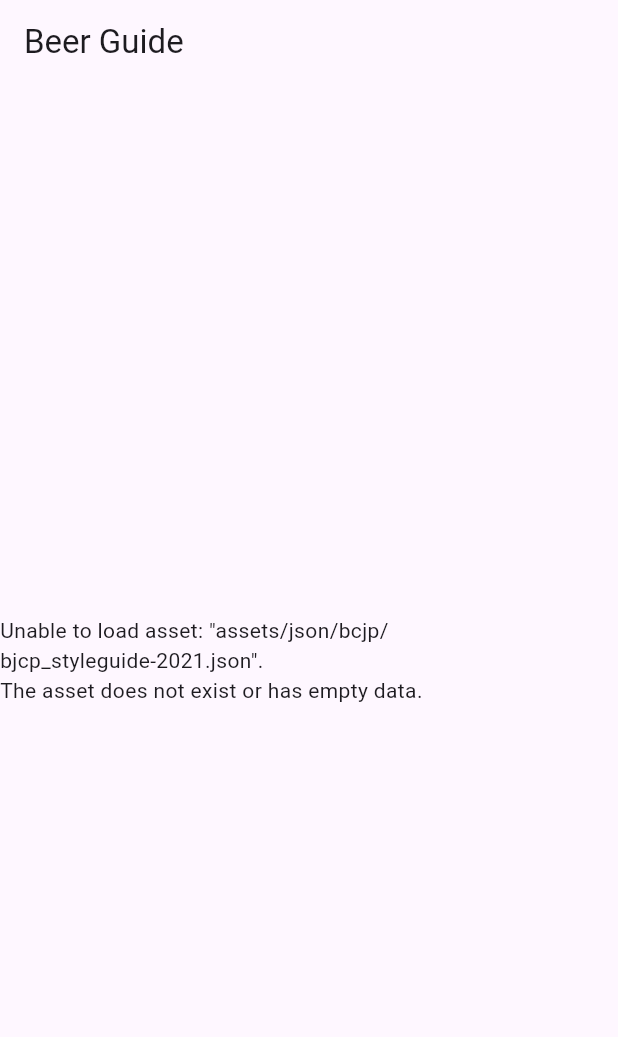
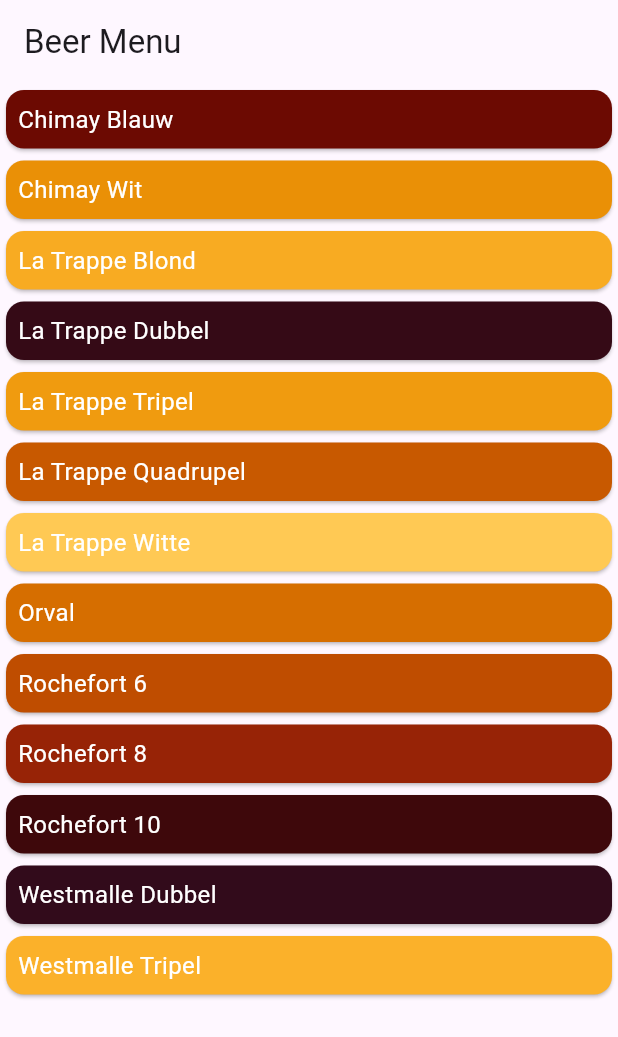
Before and after one commit to hugo-a-garcia/beer_json_app, a Flutter app: the screen it shows after launch, on a phone screen of 412 x 824 dp. Shown: the top 1037 px of the screen. Run offline on Flutter 3.47's test engine with Material 3 defaults, Android fonts, the phone set to English and light mode, and no system bars; our stand-ins replace freezed_annotation.

Commit message:
Adde EBC Beer Color to the JSON and now a basic beer item has the color of the beer int he background. First use of a record for mapping the colors to hex colors.

```diff
--- a/assets/json/beer_menu/beer_menu.json
+++ b/assets/json/beer_menu/beer_menu.json
@@ -4,79 +4,92 @@
       "beer_name": "Chimay Blauw",
       "bar_menu_category": "Trappistenbieren",
       "guide_style_name": "Belgian Dark Strong Ale",
-      "guide_category_name": "Monastic Ale"
+      "guide_category_name": "Monastic Ale",
+      "ebc_color": 60
     },
     {
       "beer_name": "Chimay Wit",
       "bar_menu_category": "Trappistenbieren",
       "guide_style_name": "Belgian Tripel",
-      "guide_category_name": "Monastic Ale"
+      "guide_category_name": "Monastic Ale",
+      "ebc_color": 16
     },
     {
       "beer_name": "La Trappe Blond",
       "bar_menu_category": "Trappistenbieren",
       "guide_style_name": "Belgian Blond Ale",
-      "guide_category_name": "Strong Belgian Ale"
+      "guide_category_name": "Strong Belgian Ale",
+      "ebc_color": 11
     },
     {
       "beer_name": "La Trappe Dubbel",
       "bar_menu_category": "Trappistenbieren",
       "guide_style_name": "Belgian Dubbel",
-      "guide_category_name": "Monastic Ale"
+      "guide_category_name": "Monastic Ale",
+      "ebc_color": 79
     },
     {
       "beer_name": "La Trappe Tripel",
       "bar_menu_category": "Trappistenbieren",
       "guide_style_name": "Belgian Tripel",
-      "guide_category_name": "Monastic Ale"
+      "guide_category_name": "Monastic Ale",
+      "ebc_color": 14
     },
     {
       "beer_name": "La Trappe Quadrupel",
       "bar_menu_category": "Trappistenbieren",
       "guide_style_name": "Belgian Dark Strong Ale",
-      "guide_category_name": "Monastic Ale"
+      "guide_category_name": "Monastic Ale",
+      "ebc_color": 28
     },
     {
       "beer_name": "La Trappe Witte",
       "bar_menu_category": "Trappistenbieren",
       "guide_style_name": "Witbier",
-      "guide_category_name": "Belgian Ale"
+      "guide_category_name": "Belgian Ale",
+      "ebc_color": 6
     },
     {
       "beer_name": "Orval",
       "bar_menu_category": "Trappistenbieren",
       "guide_style_name": "Brett",
-      "guide_category_name": "Monastic Ale"
+      "guide_category_name": "Monastic Ale",
+      "ebc_color": 23
     },
     {
       "beer_name": "Rochefort 6",
       "bar_menu_category": "Trappistenbieren",
       "guide_style_name": "Belgian Dubbel",
-      "guide_category_name": "Monastic Ale"
+      "guide_category_name": "Monastic Ale",
+      "ebc_color": 31
     },
     {
       "beer_name": "Rochefort 8",
       "bar_menu_category": "Trappistenbieren",
       "guide_style_name": "Belgian Dark Strong Ale",
-      "guide_category_name": "Monastic Ale"
+      "guide_category_name": "Monastic Ale",
+      "ebc_color": 45
     },
     {
       "beer_name": "Rochefort 10",
       "bar_menu_category": "Trappistenbieren",
       "guide_style_name": "Belgian Dark Strong Ale",
-      "guide_category_name": "Monastic Ale"
+      "guide_category_name": "Monastic Ale",
+      "ebc_color": 76
     },
     {
       "beer_name": "Westmalle Dubbel",
       "bar_menu_category": "Trappistenbieren",
       "guide_style_name": "Belgian Dubbel",
-      "guide_category_name": "Monastic Ale"
+      "guide_category_name": "Monastic Ale",
+      "ebc_color": 80
     },
     {
       "beer_name": "Westmalle Tripel",
       "bar_menu_category": "Trappistenbieren",
       "guide_style_name": "Belgian Tripel",
-      "guide_category_name": "Monastic Ale"
+      "guide_category_name": "Monastic Ale",
+      "ebc_color": 10
     }
   ]
 }
--- a/assets/json/beer_menu/beer_menu_schema.json
+++ b/assets/json/beer_menu/beer_menu_schema.json
@@ -29,6 +29,10 @@
         "bar_menu_category": {
           "description": "The categroy as it appear on the menu",
           "type": "string"
+        },
+        "ebc_color": {
+          "description": "EBC color",
+          "type": "integer"
         }
       }
     }
--- a/lib/main.dart
+++ b/lib/main.dart
@@ -1,4 +1,4 @@
-import 'package:beer_json_app/widgets/beer_guide_stateful.dart';
+import 'package:beer_json_app/widgets/beer_list.dart';
 import 'package:flutter/material.dart';
 
 void main() {
@@ -11,7 +11,7 @@
   @override
   Widget build(BuildContext context) {
     return const MaterialApp(
-      home: BeerGuideStateful(),
+      home: BeerList(),
     );
   }
 }
--- a/lib/model/beer_menu/beer_menu.dart
+++ b/lib/model/beer_menu/beer_menu.dart
@@ -20,6 +20,7 @@
     @JsonKey(name: 'bar_menu_category') required String barMenuCategory,
     @JsonKey(name: 'guide_style_name') required String guideStyleName,
     @JsonKey(name: 'guide_category_name') required String guideCategoryName,
+    @JsonKey(name: 'ebc_color') required int ebcColor,
   }) = _Beer;
 
   factory Beer.fromJson(Map<String, dynamic> json) => _$BeerFromJson(json);
--- /dev/null
+++ b/lib/model/ebc_colors.dart
@@ -0,0 +1,90 @@
+enum EBC {
+  ebc_0(0xffffe291),
+  ebc_1(0xffffdc80),
+  ebc_2(0xffffe291),
+  ebc_3(0xffffdc80),
+  ebc_4(0xffffd570),
+  ebc_5(0xffffcf62),
+  ebc_6(0xffffc954),
+  ebc_7(0xffffc348),
+  ebc_8(0xffffbd3d),
+  ebc_9(0xfffeb733),
+  ebc_10(0xfffbb12a),
+  ebc_11(0xfff8ab22),
+  ebc_12(0xfff6a61b),
+  ebc_13(0xfff3a014),
+  ebc_14(0xfff09b0f),
+  ebc_15(0xffed950a),
+  ebc_16(0xffea9006),
+  ebc_17(0xffe78b02),
+  ebc_18(0xffe48600),
+  ebc_19(0xffe18100),
+  ebc_20(0xffdf7c00),
+  ebc_21(0xffdc7700),
+  ebc_22(0xffd97300),
+  ebc_23(0xffd66e00),
+  ebc_24(0xffd36a00),
+  ebc_25(0xffd06500),
+  ebc_26(0xffcd6100),
+  ebc_27(0xffcb5d00),
+  ebc_28(0xffc85900),
+  ebc_29(0xffc55500),
+  ebc_30(0xffc25100),
+  ebc_31(0xffbf4d00),
+  ebc_32(0xffbc4a00),
+  ebc_33(0xffb94600),
+  ebc_34(0xffb64300),
+  ebc_35(0xffb43f00),
+  ebc_36(0xffb13c00),
+  ebc_37(0xffae3900),
+  ebc_38(0xffab3600),
+  ebc_39(0xffa83301),
+  ebc_40(0xffa53002),
+  ebc_41(0xffa22d03),
+  ebc_42(0xff9f2a04),
+  ebc_43(0xff9d2805),
+  ebc_44(0xff9a2505),
+  ebc_45(0xff972306),
+  ebc_46(0xff942006),
+  ebc_47(0xff911e06),
+  ebc_48(0xff8e1c07),
+  ebc_49(0xff8b1a07),
+  ebc_50(0xff881807),
+  ebc_51(0xff861606),
+  ebc_52(0xff831406),
+  ebc_53(0xff801306),
+  ebc_54(0xff7d1105),
+  ebc_55(0xff7a1005),
+  ebc_56(0xff770f04),
+  ebc_57(0xff740d04),
+  ebc_58(0xff720c03),
+  ebc_59(0xff6f0b03),
+  ebc_60(0xff6c0a02),
+  ebc_61(0xff690901),
+  ebc_62(0xff660801),
+  ebc_63(0xff630800),
+  ebc_64(0xff600700),
+  ebc_65(0xff5d0700),
+  ebc_66(0xff5b0600),
+  ebc_67(0xff580600),
+  ebc_68(0xff550600),
+  ebc_69(0xff520600),
+  ebc_70(0xff4f0600),
+  ebc_71(0xff4c0601),
+  ebc_72(0xff490602),
+  ebc_73(0xff460703),
+  ebc_74(0xff440705),
+  ebc_75(0xff410708),
+  ebc_76(0xff3e080b),
+  ebc_77(0xff3b090e),
+  ebc_78(0xff380a12),
+  ebc_79(0xff350a16),
+  ebc_80(0xff320b1b);
+
+  const EBC(this.color);
+  final int color;
+
+  int getColorFor(int ebc) {
+    return EBC.values[ebc].color;
+  }
+}
--- a/lib/widgets/beer_guide.dart
+++ /dev/null
@@ -1,20 +0,0 @@
-import 'package:beer_json_app/model/model_storage.dart';
-import 'package:flutter/material.dart';
-
-class BeerGuide extends StatelessWidget {
-  BeerGuide({super.key});
-
-  final List<String> styleNames = getStyleNames();
-
-  @override
-  Widget build(BuildContext context) {
-    return Scaffold(
-      body: ListView.builder(
-        itemCount: styleNames.length,
-        itemBuilder: (BuildContext context, int index) {
-          return Text(styleNames[index]);
-        },
-      ),
-    );
-  }
-}
--- /dev/null
+++ b/lib/widgets/beer_list.dart
@@ -0,0 +1,48 @@
+import 'package:beer_json_app/model/beer_menu/beer_menu.dart';
+import 'package:beer_json_app/model/model_storage.dart';
+import 'package:beer_json_app/widgets/beer_list_item.dart';
+import 'package:flutter/material.dart';
+
+class BeerList extends StatefulWidget {
+  const BeerList({super.key});
+
+  @override
+  State<BeerList> createState() => _BeerListState();
+}
+
+class _BeerListState extends State<BeerList> {
+  late Future<BeerMenu> beerMenu;
+
+  @override
+  void initState() {
+    super.initState();
+    beerMenu = getBeerMenu();
+  }
+
+  @override
+  Widget build(BuildContext context) {
+    return Scaffold(
+      appBar: AppBar(
+        title: const Text("Beer Menu"),
+      ),
+      body: Center(
+        child: FutureBuilder(
+            future: beerMenu,
+            builder: (context, snapshot) {
+              if (snapshot.hasData) {
+                return ListView.builder(
+                  itemCount: snapshot.data!.beers.length,
+                  itemBuilder: (context, index) {
+                    return BeerItem(snapshot.data!.beers[index]);
+                    //return Text(snapshot.data!.beers[index].beerName);
+                  },
+                );
+              } else if (snapshot.hasError) {
+                return Text('${snapshot.error}');
+              }
+              return const CircularProgressIndicator();
+            }),
+      ),
+    );
+  }
+}
--- /dev/null
+++ b/lib/widgets/beer_list_item.dart
@@ -0,0 +1,22 @@
+import 'package:beer_json_app/model/beer_menu/beer_menu.dart';
+import 'package:beer_json_app/model/ebc_colors.dart';
+import 'package:flutter/material.dart';
+
+class BeerItem extends StatelessWidget {
+  const BeerItem(this.beer, {super.key});
+  final Beer beer;
+
+  @override
+  Widget build(BuildContext context) {
+    return Card(
+      color: Color(EBC.values[beer.ebcColor].color),
+      child: Padding(
+        padding: const EdgeInsets.all(8.0),
+        child: Text(
+          beer.beerName,
+          style: const TextStyle(color: Colors.white, fontSize: 16),
+        ),
+      ),
+    );
+  }
+}
```
Also changed, not shown: lib/model/beer_menu/beer_menu.freezed.dart, lib/model/beer_menu/beer_menu.g.dart, 1 other file.
